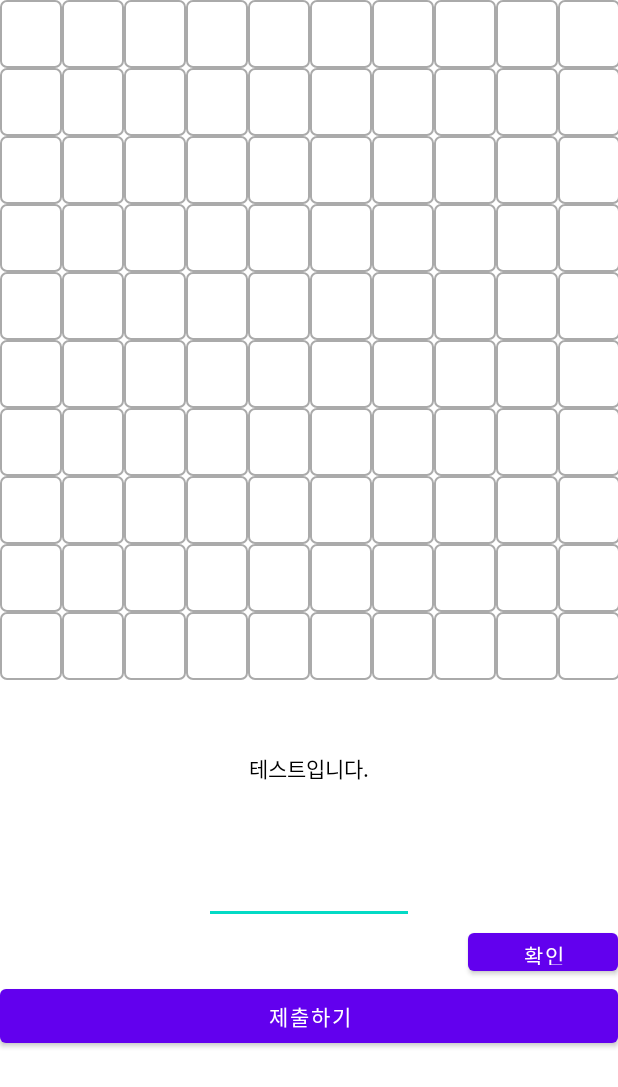
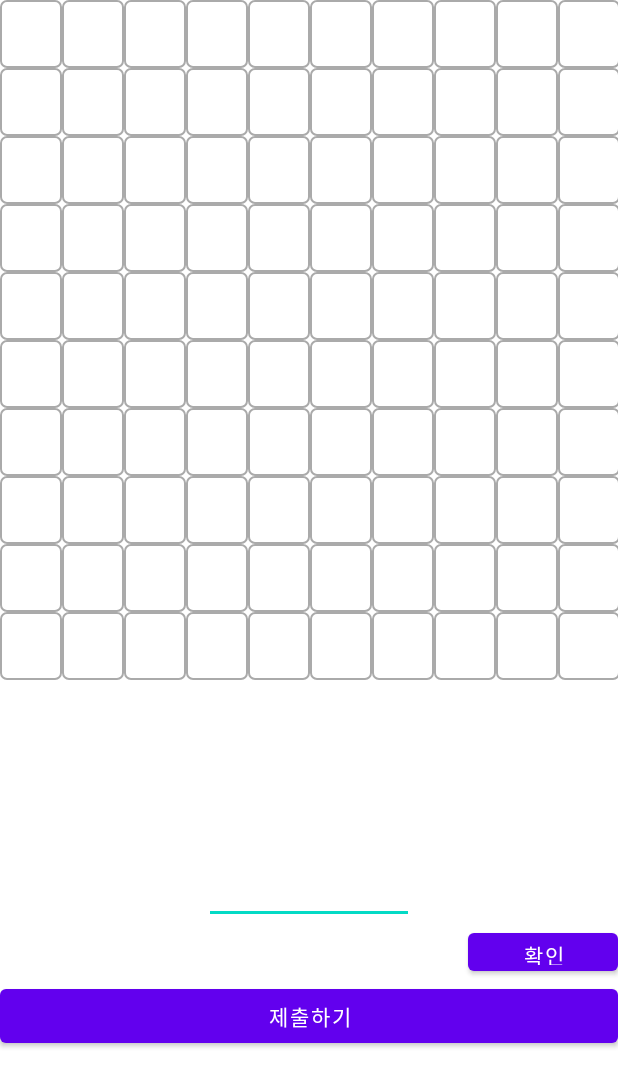
Before and after one commit to ghc1124/VocaUp, an Android app: the CrossWord screen opened directly, with no data from a screen before it, on a phone screen of 412 x 824 dp. Shown: the top 1087 px of the screen. Run offline under Robolectric (Android 15) with nearby library versions, the light colour scheme and no system bars; 12 statements that could not run were skipped.

Commit message:
20210520 낱말퍼즐 2차 수정

```diff
--- a/app/src/main/res/layout/activity_cross_word.xml
+++ b/app/src/main/res/layout/activity_cross_word.xml
@@ -1024,7 +1024,6 @@
         android:layout_row="2"
         android:layout_column="0"
         android:gravity="center|center_horizontal"
-        android:text="테스트입니다."
         android:textColor="@color/black" />
 
     <EditText
```
